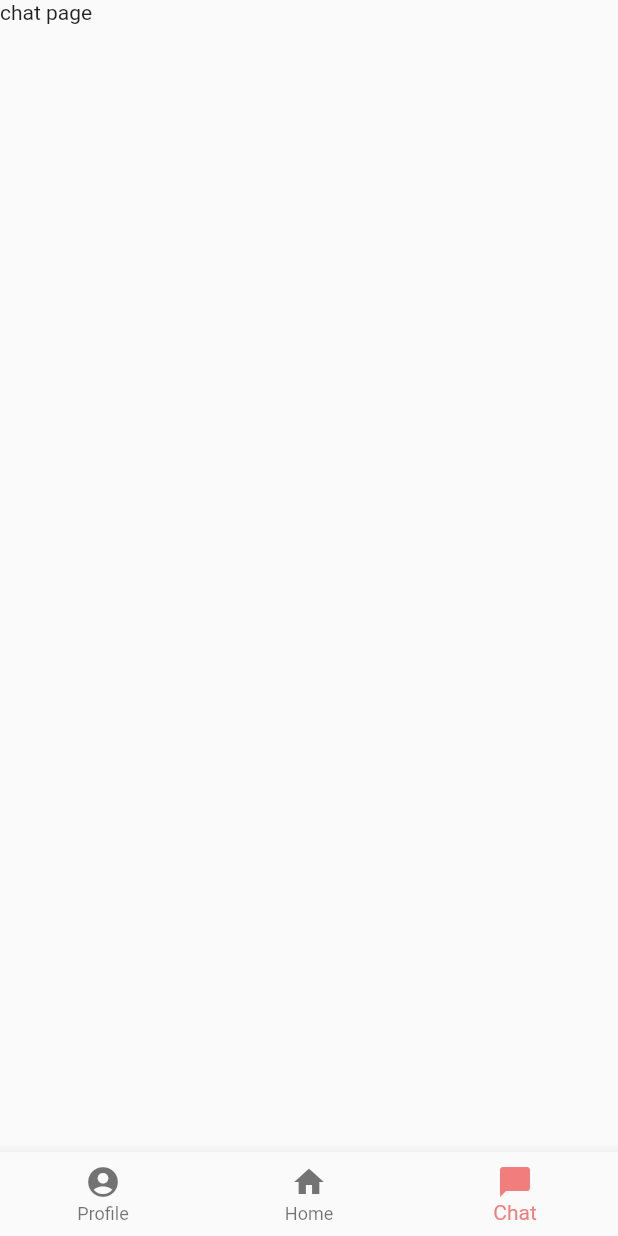
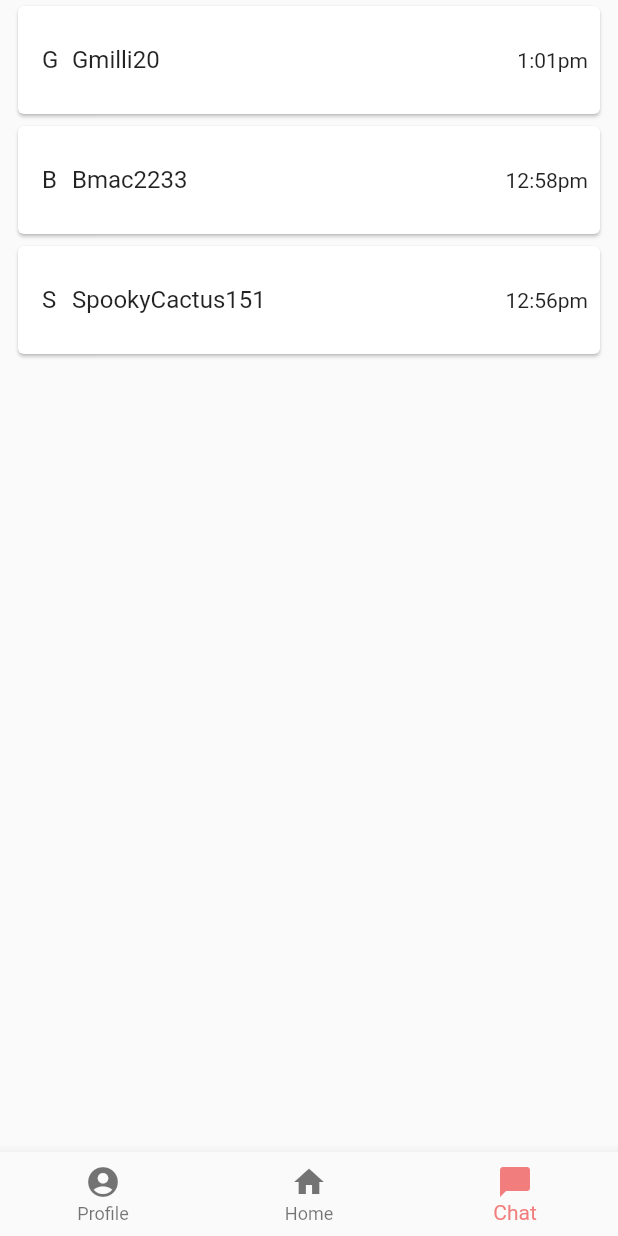
Before and after one commit to gmurr20/dubs_app, a Flutter app: the MainPageNavigationController screen opened directly with empty values, item 3 of the bottom bar chosen, on a phone screen of 412 x 824 dp. Run offline on Flutter 3.47's test engine with Material 2 defaults, Android fonts, the phone set to English and light mode, and no system bars; our stand-ins replace bloc, cloud_firestore, equatable, firebase_auth, flutter_bloc, flutter_svg and 3 more; missing offline and left inert: adobe_xd; accounts and stored records are empty.

Commit message:
more chat repo

```diff
--- /dev/null
+++ b/lib/model/chat_search_result.dart
@@ -0,0 +1,24 @@
+import 'package:dubs_app/logger/log_printer.dart';
+
+// The result from searching for a username
+class ChatSearchResult {
+  static final _logger = getLogger("ChatSearchResult");
+
+  // initials of people in the chat
+  String iconInitials;
+
+  // the chat name
+  String chatName;
+
+  // last message timestamp
+  String lastMessage;
+
+  // last message timestamp
+  String lastMessageTimestamp;
+
+  // the chat id
+  String chatId;
+
+  ChatSearchResult(this.iconInitials, this.chatName, this.lastMessage,
+      this.lastMessageTimestamp, this.chatId);
+}
--- a/lib/router/main_page_navigation.dart
+++ b/lib/router/main_page_navigation.dart
@@ -1,6 +1,7 @@
 import 'package:dubs_app/DesignSystem/colors.dart';
 import 'package:dubs_app/model/user.dart';
 import 'package:dubs_app/repository/user_repository.dart';
+import 'package:dubs_app/screen/chat/chat_page.dart';
 import 'package:dubs_app/screen/home/home_page.dart';
 import 'package:dubs_app/screen/profile/profile_page.dart';
 import 'package:flutter/cupertino.dart';
@@ -43,7 +44,7 @@ class _MainPageNavigationControllerState
         key: PageStorageKey('home'),
         input: HomePageInput(_currentUser),
       ),
-      Container(child: Text("chat page"))
+      ChatPage(key: PageStorageKey("chat"), input: ChatPageInput(_currentUser))
     ];
   }
 
--- a/lib/screen/add_friend/add_friend_page.dart
+++ b/lib/screen/add_friend/add_friend_page.dart
@@ -8,7 +8,6 @@ import 'package:dubs_app/logger/log_printer.dart';
 import 'package:dubs_app/model/user.dart';
 import 'package:dubs_app/model/user_search_result.dart';
 import 'package:dubs_app/repository/user_repository.dart';
-import 'package:dubs_app/router/router.dart';
 import 'package:flutter/cupertino.dart';
 import 'package:flutter/material.dart';
 import 'package:flutter_bloc/flutter_bloc.dart';
--- /dev/null
+++ b/lib/screen/chat/chat_page.dart
@@ -0,0 +1,90 @@
+import 'package:dubs_app/DesignSystem/dimensions.dart';
+import 'package:dubs_app/logger/log_printer.dart';
+import 'package:dubs_app/model/chat_search_result.dart';
+import 'package:dubs_app/model/user.dart';
+import 'package:flutter/cupertino.dart';
+import 'package:flutter/material.dart';
+import 'package:logger/logger.dart';
+
+class ChatPageInput {
+  User user;
+
+  ChatPageInput(this.user);
+}
+
+class ChatPage extends StatefulWidget {
+  ChatPageInput input;
+
+  ChatPage({PageStorageKey key, @required this.input}) : super(key: key);
+
+  @override
+  State<ChatPage> createState() => _ChatPageState();
+}
+
+class _ChatPageState extends State<ChatPage> {
+  Logger _logger = getLogger("ChatPage");
+
+  User get _currentUser => widget.input.user;
+
+  @override
+  void initState() {
+    super.initState();
+  }
+
+  @override
+  void dispose() {
+    super.dispose();
+  }
+
+  bool _onScroll(ScrollNotification scrollInfo) {
+    _logger.v("onScroll- entered");
+    return false;
+  }
+
+  @override
+  Widget build(BuildContext context) {
+    List<ChatSearchResult> chats = List<ChatSearchResult>();
+    chats.add(ChatSearchResult("G", "Gmilli20", "Dubs!", "1:01pm", ""));
+    chats.add(ChatSearchResult("B", "Bmac2233", "Dubs?", "12:58pm", ""));
+    chats.add(
+        ChatSearchResult("S", "SpookyCactus151", "No dubs.", "12:56pm", ""));
+    return Column(children: [
+      NotificationListener<ScrollNotification>(
+        onNotification: _onScroll,
+        child: ListView.builder(
+          padding: spacer.top.none + spacer.left.xxs + spacer.right.xxs,
+          itemCount: chats.length,
+          scrollDirection: Axis.vertical,
+          shrinkWrap: true,
+          itemBuilder: (context, index) {
+            return Card(
+              child: ListTile(
+                title: Container(
+                  width: 200,
+                  child: Row(
+                    children: [
+                      Container(
+                        width: 20,
+                        height: 20,
+                        decoration: BoxDecoration(
+                          shape: BoxShape.circle,
+                        ),
+                        child: Text(chats[index].iconInitials),
+                      ),
+                      Text(chats[index].chatName)
+                    ],
+                  ),
+                ),
+                trailing: Text(chats[index].lastMessageTimestamp),
+                contentPadding: spacer.top.xxs +
+                    spacer.bottom.xxs +
+                    spacer.left.xs +
+                    spacer.right.xxs,
+              ),
+            );
+          },
+        ),
+      ),
+    ]);
+  }
+}
```
Also changed, not shown: lib/repository/chat_repository.dart (added).
